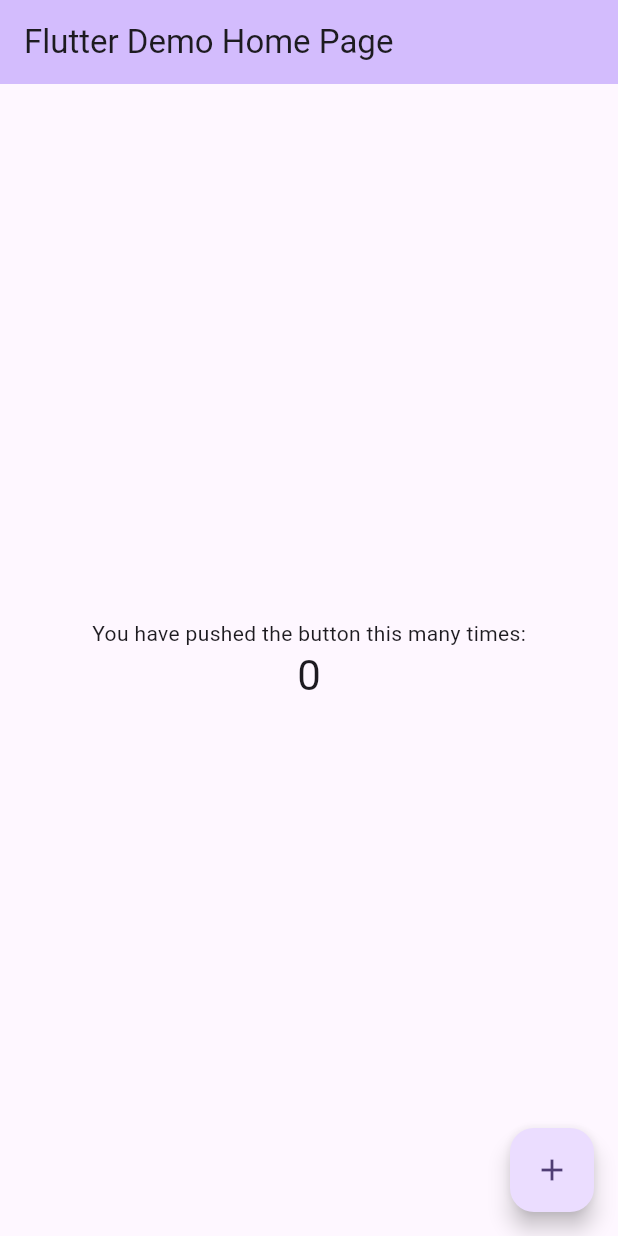
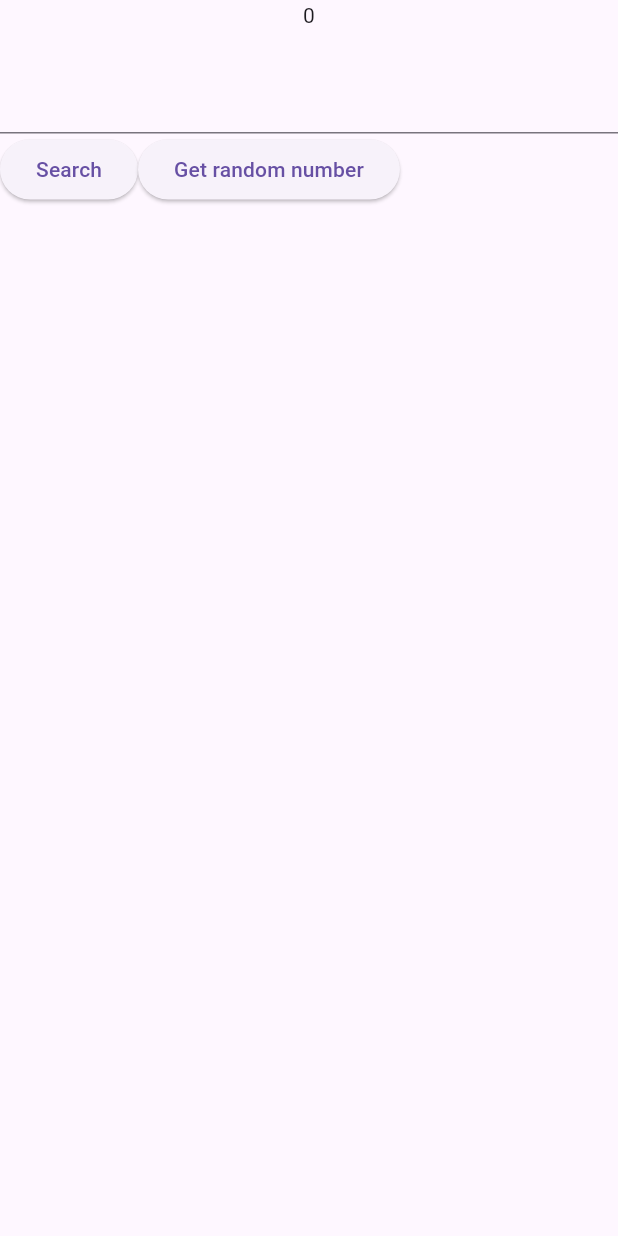
Before and after one commit to tomoEng11/number_trivia, a Flutter app: the screen it shows after launch, on a phone screen of 412 x 824 dp. Run offline on Flutter 3.47's test engine with Material 3 defaults, Android fonts, the phone set to English and light mode, and no system bars; our stand-ins replace dartz, equatable, flutter_riverpod, freezed_annotation, internet_connection_checker_plus, riverpod_annotation and 1 more; generated files the repository leaves out were written again.

Commit message:
RemoteDataSource

```diff
--- a/lib/features/number_trivia/data/datasources/number_trivia_remote_data_source.dart
+++ b/lib/features/number_trivia/data/datasources/number_trivia_remote_data_source.dart
@@ -1,5 +1,8 @@
 
+import 'dart:convert';
 
+import 'package:http/http.dart' as http;
+import '../../../../core/error/exception.dart';
 import '../models/number_trivia_model.dart';
 
 abstract class NumberTriviaRemoteDataSource {
@@ -8,3 +11,32 @@ abstract class NumberTriviaRemoteDataSource {
 
   Future<NumberTriviaModel> getRandomNumberTrivia();
 }
+
+class NumberTriviaRemoteDataSourceImpl implements NumberTriviaRemoteDataSource {
+  final http.Client client;
+
+  NumberTriviaRemoteDataSourceImpl({required this.client});
+
+  @override
+  Future<NumberTriviaModel> getConcreteNumberTrivia(int number) async {
+    return _getTriviaFromUrl('http://numbersapi.com/$number');
+  }
+
+  @override
+  Future<NumberTriviaModel> getRandomNumberTrivia() async {
+    return _getTriviaFromUrl('http://numbersapi.com/random');
+  }
+
+  Future<NumberTriviaModel> _getTriviaFromUrl(String url) async {
+    final response = await client.get(
+        Uri.parse(url),
+        headers: {'Content-Type': 'application/json'}
+    );
+
+    if (response.statusCode == 200) {
+      return NumberTriviaModel.fromJson(json.decode(response.body));
+    } else {
+      throw ServerException();
+    }
+  }
+}
--- /dev/null
+++ b/lib/features/number_trivia/presentation/pages/number_trivia_page.dart
@@ -0,0 +1,42 @@
+
+
+import 'package:flutter/material.dart';
+import 'package:flutter_riverpod/flutter_riverpod.dart';
+import 'package:number_trivia/features/number_trivia/presentation/providers/number_trivia_page_view_model.dart';
+
+class NumberTriviaPage extends StatelessWidget {
+  const NumberTriviaPage({super.key});
+
+  @override
+  Widget build(BuildContext context) {
+    return Scaffold(
+      body: Center(
+        child: Consumer(
+          builder: (context, ref, _) {
+            final viewModel = ref.watch(numberTriviaPageViewModelProvider.notifier);
+            final state = ref.watch(numberTriviaPageViewModelProvider);
+            return Column(
+              children: [
+                Text(state.number.toString()),
+                Text(state.text),
+                TextField(),
+                Row(
+                  children: [
+                    ElevatedButton(
+                      onPressed: () {},
+                      child: Text('Search'),
+                    ),
+                    ElevatedButton(
+                      onPressed: () {},
+                      child: Text('Get random number'),
+                    ),
+                  ],
+                )
+              ],
+            );
+          }
+        ),
+      ),
+    );
+  }
+}
--- /dev/null
+++ b/lib/features/number_trivia/presentation/providers/state/number_trivia_state.dart
@@ -0,0 +1,12 @@
+
+import 'package:freezed_annotation/freezed_annotation.dart';
+
+part 'number_trivia_state.freezed.dart';
+
+@freezed
+class NumberTriviaState with _$NumberTriviaState {
+  const factory NumberTriviaState({
+    required int number,
+    required String text,
+  }) = _NumberTriviaState;
+}
--- a/lib/main.dart
+++ b/lib/main.dart
@@ -1,125 +1,13 @@
 import 'package:flutter/material.dart';
+import 'package:flutter_riverpod/flutter_riverpod.dart';
+import 'package:number_trivia/features/number_trivia/presentation/pages/number_trivia_page.dart';
 
 void main() {
-  runApp(const MyApp());
+  runApp(
+    const ProviderScope(
+      child: MaterialApp(
+        home: NumberTriviaPage(),
+      ),
+    ),
+  );
 }
-
-class MyApp extends StatelessWidget {
-  const MyApp({super.key});
-
-  // This widget is the root of your application.
-  @override
-  Widget build(BuildContext context) {
-    return MaterialApp(
-      title: 'Flutter Demo',
-      theme: ThemeData(
-        // This is the theme of your application.
-        //
-        // TRY THIS: Try running your application with "flutter run". You'll see
-        // the application has a purple toolbar. Then, without quitting the app,
-        // try changing the seedColor in the colorScheme below to Colors.green
-        // and then invoke "hot reload" (save your changes or press the "hot
-        // reload" button in a Flutter-supported IDE, or press "r" if you used
-        // the command line to start the app).
-        //
-        // Notice that the counter didn't reset back to zero; the application
-        // state is not lost during the reload. To reset the state, use hot
-        // restart instead.
-        //
-        // This works for code too, not just values: Most code changes can be
-        // tested with just a hot reload.
-        colorScheme: ColorScheme.fromSeed(seedColor: Colors.deepPurple),
-        useMaterial3: true,
-      ),
-      home: const MyHomePage(title: 'Flutter Demo Home Page'),
-    );
-  }
-}
-
-class MyHomePage extends StatefulWidget {
-  const MyHomePage({super.key, required this.title});
-
-  // This widget is the home page of your application. It is stateful, meaning
-  // that it has a State object (defined below) that contains fields that affect
-  // how it looks.
-
-  // This class is the configuration for the state. It holds the values (in this
-  // case the title) provided by the parent (in this case the App widget) and
-  // used by the build method of the State. Fields in a Widget subclass are
-  // always marked "final".
-
-  final String title;
-
-  @override
-  State<MyHomePage> createState() => _MyHomePageState();
-}
-
-class _MyHomePageState extends State<MyHomePage> {
-  int _counter = 0;
-
-  void _incrementCounter() {
-    setState(() {
-      // This call to setState tells the Flutter framework that something has
-      // changed in this State, which causes it to rerun the build method below
-      // so that the display can reflect the updated values. If we changed
-      // _counter without calling setState(), then the build method would not be
-      // called again, and so nothing would appear to happen.
-      _counter++;
-    });
-  }
-
-  @override
-  Widget build(BuildContext context) {
-    // This method is rerun every time setState is called, for instance as done
-    // by the _incrementCounter method above.
-    //
-    // The Flutter framework has been optimized to make rerunning build methods
-    // fast, so that you can just rebuild anything that needs updating rather
-    // than having to individually change instances of widgets.
-    return Scaffold(
-      appBar: AppBar(
-        // TRY THIS: Try changing the color here to a specific color (to
-        // Colors.amber, perhaps?) and trigger a hot reload to see the AppBar
-        // change color while the other colors stay the same.
-        backgroundColor: Theme.of(context).colorScheme.inversePrimary,
-        // Here we take the value from the MyHomePage object that was created by
-        // the App.build method, and use it to set our appbar title.
-        title: Text(widget.title),
-      ),
-      body: Center(
-        // Center is a layout widget. It takes a single child and positions it
-        // in the middle of the parent.
-        child: Column(
-          // Column is also a layout widget. It takes a list of children and
-          // arranges them vertically. By default, it sizes itself to fit its
-          // children horizontally, and tries to be as tall as its parent.
-          //
-          // Column has various properties to control how it sizes itself and
-          // how it positions its children. Here we use mainAxisAlignment to
-          // center the children vertically; the main axis here is the vertical
-          // axis because Columns are vertical (the cross axis would be
-          // horizontal).
-          //
-          // TRY THIS: Invoke "debug painting" (choose the "Toggle Debug Paint"
-          // action in the IDE, or press "p" in the console), to see the
-          // wireframe for each widget.
-          mainAxisAlignment: MainAxisAlignment.center,
-          children: <Widget>[
-            const Text(
-              'You have pushed the button this many times:',
-            ),
-            Text(
-              '$_counter',
-              style: Theme.of(context).textTheme.headlineMedium,
-            ),
-          ],
-        ),
-      ),
-      floatingActionButton: FloatingActionButton(
-        onPressed: _incrementCounter,
-        tooltip: 'Increment',
-        child: const Icon(Icons.add),
-      ), // This trailing comma makes auto-formatting nicer for build methods.
-    );
-  }
-}
```
Also changed, not shown: lib/features/number_trivia/presentation/providers/number_trivia_page_view_model.dart (added, +17 -0 lines), pubspec.yaml (+10 -0 lines), lib/features/number_trivia/presentation/providers/number_trivia_page_view_model.g.dart (added), lib/features/number_trivia/presentation/providers/state/number_trivia_state.freezed.dart (added), pubspec.lock, 3 other files.
